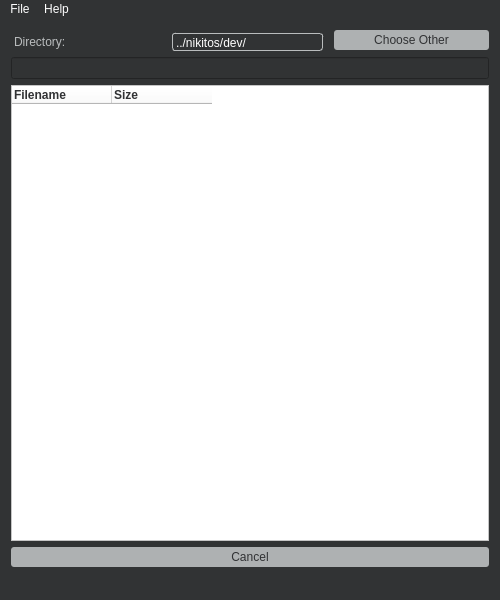
Qt form wordcrawler.ui (Nikitos9I/WordCrawler) before a commit.
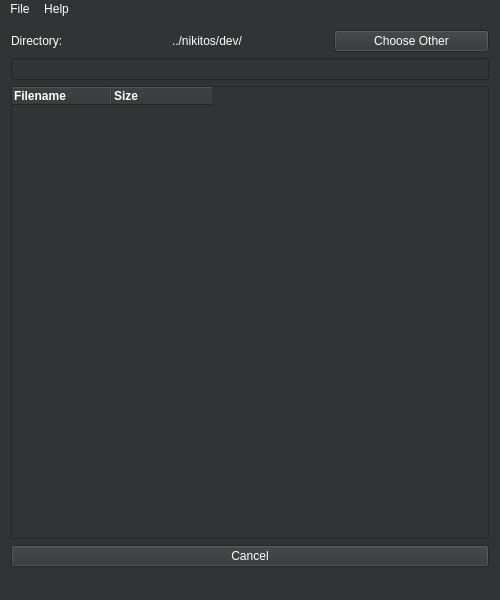
The same form after that commit.

What changed in the file:
```diff
--- a/wordcrawler.ui
+++ b/wordcrawler.ui
@@ -28,9 +28,7 @@
          <bool>true</bool>
         </property>
         <property name="styleSheet">
-         <string notr="true">color: rgb(185, 188, 189);
-margin-top: 3px;
-</string>
+         <string notr="true"/>
         </property>
         <property name="text">
          <string>Directory:</string>
@@ -40,11 +38,7 @@
       <item>
        <widget class="QLabel" name="dirNameLabel">
         <property name="styleSheet">
-         <string notr="true">margin-top: 3px;
-margin-right: 5px;
-padding-top: 2px;
-border: 1px solid rgb(185, 188, 189);
-border-radius: 3px;</string>
+         <string notr="true"/>
         </property>
         <property name="text">
          <string>../nikitos/dev/</string>
@@ -54,16 +48,7 @@
       <item>
        <widget class="QPushButton" name="chooseDirButton">
         <property name="styleSheet">
-         <string notr="true">QPushButton {
-	background: rgb(174, 177, 178);
-	height: 20px;
-	border-radius: 3px;
-	color: rgb(49, 50, 52);
-}
-
-QPushButton:pressed {
-	background: rgb(152, 156, 150);
-}</string>
+         <string notr="true"/>
         </property>
         <property name="text">
          <string>Choose Other</string>
@@ -75,7 +60,7 @@
     <item>
      <widget class="QLineEdit" name="lineEdit">
       <property name="styleSheet">
-       <string notr="true">color: rgb(49, 50, 52);</string>
+       <string notr="true">color: #000;</string>
       </property>
       <property name="readOnly">
        <bool>false</bool>
@@ -88,8 +73,7 @@
     <item>
      <widget class="QTreeWidget" name="treeWidget">
       <property name="styleSheet">
-       <string notr="true">background: rgb(255, 255, 255);
-color: rgb(49, 50, 52)</string>
+       <string notr="true"/>
       </property>
       <attribute name="headerMinimumSectionSize">
        <number>100</number>
@@ -126,16 +110,7 @@
       <item>
        <widget class="QPushButton" name="cancelButton">
         <property name="styleSheet">
-         <string notr="true">QPushButton {
-	background: rgb(174, 177, 178);
-	height: 20px;
-	border-radius: 3px;
-	color: rgb(49, 50, 52);
-}
-
-QPushButton:pressed {
-	background: rgb(152, 156, 150);
-}</string>
+         <string notr="true"/>
         </property>
         <property name="text">
          <string>Cancel</string>
```
